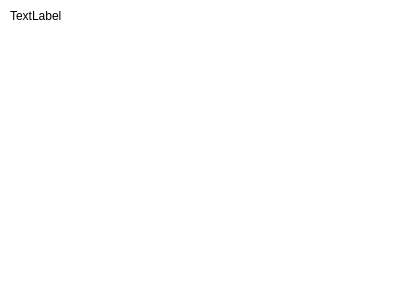
Old version of the form mainwindow.ui in the repository BLumia/mousePointerHelper.
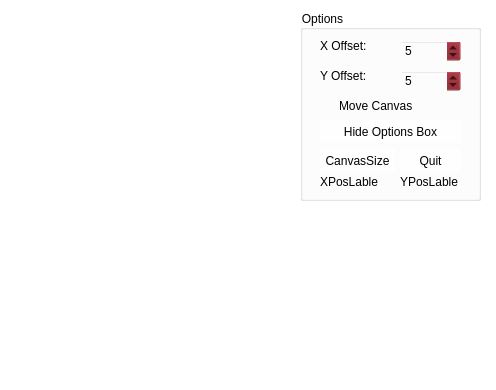
New version of the form. Icons and pictures are not drawn.

```diff
--- a/mainwindow.ui
+++ b/mainwindow.ui
@@ -6,8 +6,8 @@
    <rect>
     <x>0</x>
     <y>0</y>
-    <width>400</width>
-    <height>300</height>
+    <width>496</width>
+    <height>390</height>
    </rect>
   </property>
   <property name="windowTitle">
@@ -18,7 +18,36 @@
 	font-family: &quot;Arial&quot;, &quot;宋体&quot;, &quot;Segoe UI&quot;, &quot;微软雅黑&quot;;
 	background-color:rgba(123,12,23,0)
 }
-</string>
+
+QGroupBox {
+	background: rgba(255, 255, 255, 100);
+}
+
+QPushButton {
+	border: 0px solid grey;
+	background-color: rgba(255, 255, 255, 170);
+	padding: -8px -8px;
+}
+
+QPushButton:hover {
+	background-color: rgba(255, 255, 255, 220);
+}
+
+QPushButton:pressed {
+	background-color: rgba(255, 255, 255, 250);
+}
+
+QPushButton#showOptBoxBtn {
+	border: 0px solid grey;
+	background-color: rgba(255, 255, 255, 0);
+	padding: -8px -8px;
+}
+
+QPushButton#showOptBoxBtn:hover {
+	border: 0px solid grey;
+	background-color: rgba(255, 255, 255, 150);
+	padding: -8px -8px;
+}</string>
   </property>
   <widget class="QWidget" name="centralWidget">
    <widget class="QLabel" name="cursorLable">
@@ -37,17 +66,170 @@
      <pixmap resource="res.qrc">:/cursors/ICO/Cursor.png</pixmap>
     </property>
    </widget>
-   <widget class="QLabel" name="label">
+   <widget class="QGroupBox" name="optionBox">
     <property name="geometry">
      <rect>
-      <x>10</x>
+      <x>300</x>
       <y>10</y>
-      <width>54</width>
-      <height>12</height>
+      <width>181</width>
+      <height>191</height>
+     </rect>
+    </property>
+    <property name="title">
+     <string>Options</string>
+    </property>
+    <widget class="QLabel" name="xposLable">
+     <property name="geometry">
+      <rect>
+       <x>20</x>
+       <y>164</y>
+       <width>71</width>
+       <height>16</height>
+      </rect>
+     </property>
+     <property name="text">
+      <string>XPosLable</string>
+     </property>
+    </widget>
+    <widget class="QLabel" name="yposLable">
+     <property name="geometry">
+      <rect>
+       <x>100</x>
+       <y>164</y>
+       <width>71</width>
+       <height>16</height>
+      </rect>
+     </property>
+     <property name="text">
+      <string>YPosLable</string>
+     </property>
+    </widget>
+    <widget class="QSpinBox" name="xoffsetSpinBox">
+     <property name="geometry">
+      <rect>
+       <x>100</x>
+       <y>30</y>
+       <width>61</width>
+       <height>22</height>
+      </rect>
+     </property>
+     <property name="value">
+      <number>5</number>
+     </property>
+    </widget>
+    <widget class="QSpinBox" name="yoffsetSpinBox">
+     <property name="geometry">
+      <rect>
+       <x>100</x>
+       <y>60</y>
+       <width>61</width>
+       <height>22</height>
+      </rect>
+     </property>
+     <property name="value">
+      <number>5</number>
+     </property>
+    </widget>
+    <widget class="QLabel" name="label">
+     <property name="geometry">
+      <rect>
+       <x>20</x>
+       <y>30</y>
+       <width>54</width>
+       <height>12</height>
+      </rect>
+     </property>
+     <property name="text">
+      <string>X Offset:</string>
+     </property>
+    </widget>
+    <widget class="QLabel" name="label_2">
+     <property name="geometry">
+      <rect>
+       <x>20</x>
+       <y>60</y>
+       <width>54</width>
+       <height>12</height>
+      </rect>
+     </property>
+     <property name="text">
+      <string>Y Offset:</string>
+     </property>
+    </widget>
+    <widget class="QPushButton" name="hideOptBoxBtn">
+     <property name="geometry">
+      <rect>
+       <x>20</x>
+       <y>110</y>
+       <width>141</width>
+       <height>23</height>
+      </rect>
+     </property>
+     <property name="text">
+      <string>Hide Options Box</string>
+     </property>
+    </widget>
+    <widget class="QCheckBox" name="moveCanvasCheckr">
+     <property name="geometry">
+      <rect>
+       <x>20</x>
+       <y>88</y>
+       <width>101</width>
+       <height>16</height>
+      </rect>
+     </property>
+     <property name="text">
+      <string>Move Canvas</string>
+     </property>
+    </widget>
+    <widget class="QPushButton" name="exitBtn">
+     <property name="geometry">
+      <rect>
+       <x>100</x>
+       <y>139</y>
+       <width>61</width>
+       <height>23</height>
+      </rect>
+     </property>
+     <property name="text">
+      <string>Quit</string>
+     </property>
+    </widget>
+    <widget class="QPushButton" name="canvasSizeBtn">
+     <property name="geometry">
+      <rect>
+       <x>20</x>
+       <y>139</y>
+       <width>75</width>
+       <height>23</height>
+      </rect>
+     </property>
+     <property name="text">
+      <string>CanvasSize</string>
+     </property>
+    </widget>
+   </widget>
+   <widget class="QPushButton" name="showOptBoxBtn">
+    <property name="geometry">
+     <rect>
+      <x>444</x>
+      <y>20</y>
+      <width>31</width>
+      <height>31</height>
      </rect>
     </property>
     <property name="text">
-     <string>TextLabel</string>
+     <string/>
+    </property>
+    <property name="icon">
+     <iconset resource="res.qrc">
+      <normaloff>:/icon/ICO/icon.ico</normaloff>:/icon/ICO/icon.ico</iconset>
+    </property>
+    <property name="iconSize">
+     <size>
+      <width>32</width>
+      <height>32</height>
+     </size>
     </property>
    </widget>
   </widget>
```
Left out of the diff: 4 changed lines with no effect on the pictures.
